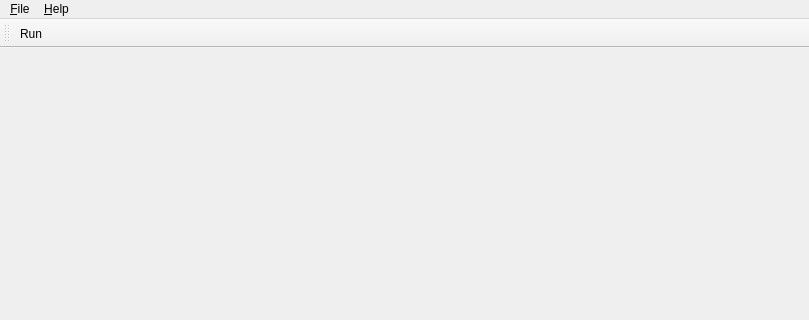
First picture: the form in src/Midi-Me/MainWindowBase.ui, repository rjaramih/midi-me, before the edit; both pictures show x 0 to 809 and y 0 to 320 of the 809 by 600 pixel window.
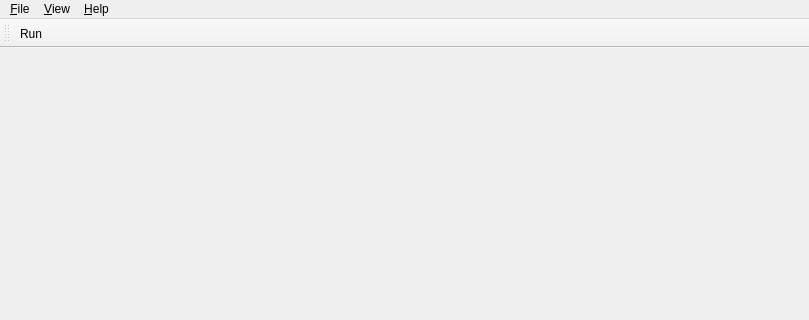
Second picture: the form after the edit.

```diff
--- a/src/Midi-Me/MainWindowBase.ui
+++ b/src/Midi-Me/MainWindowBase.ui
@@ -66,7 +66,19 @@
     <addaction name="action_About" />
     <addaction name="actionAbout_Qt" />
    </widget>
+   <widget class="QMenu" name="menuView" >
+    <property name="title" >
+     <string>&amp;View</string>
+    </property>
+    <widget class="QMenu" name="menuInputDevice" >
+     <property name="title" >
+      <string>InputDevice</string>
+     </property>
+    </widget>
+    <addaction name="menuInputDevice" />
+   </widget>
    <addaction name="menu_File" />
+   <addaction name="menuView" />
    <addaction name="menuHelp" />
   </widget>
   <widget class="QToolBar" name="toolBar" >
```
Left out of the diff: 5 changed lines with no effect on the pictures.
